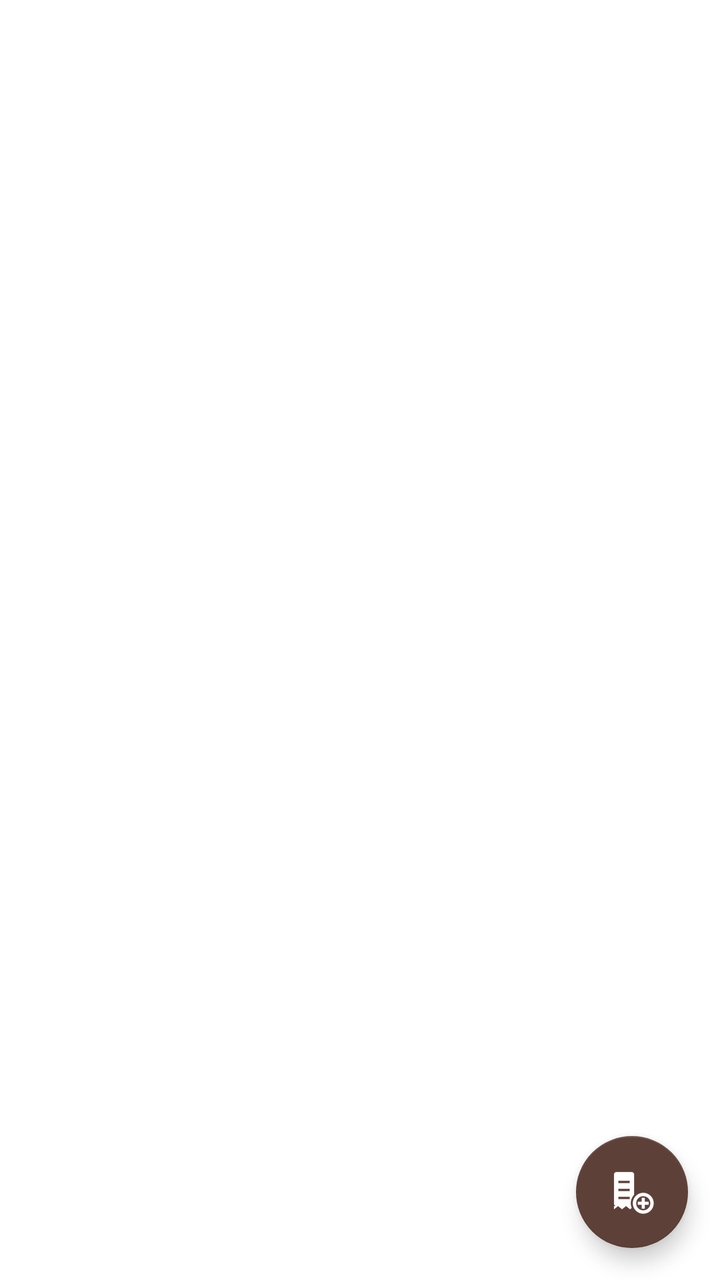
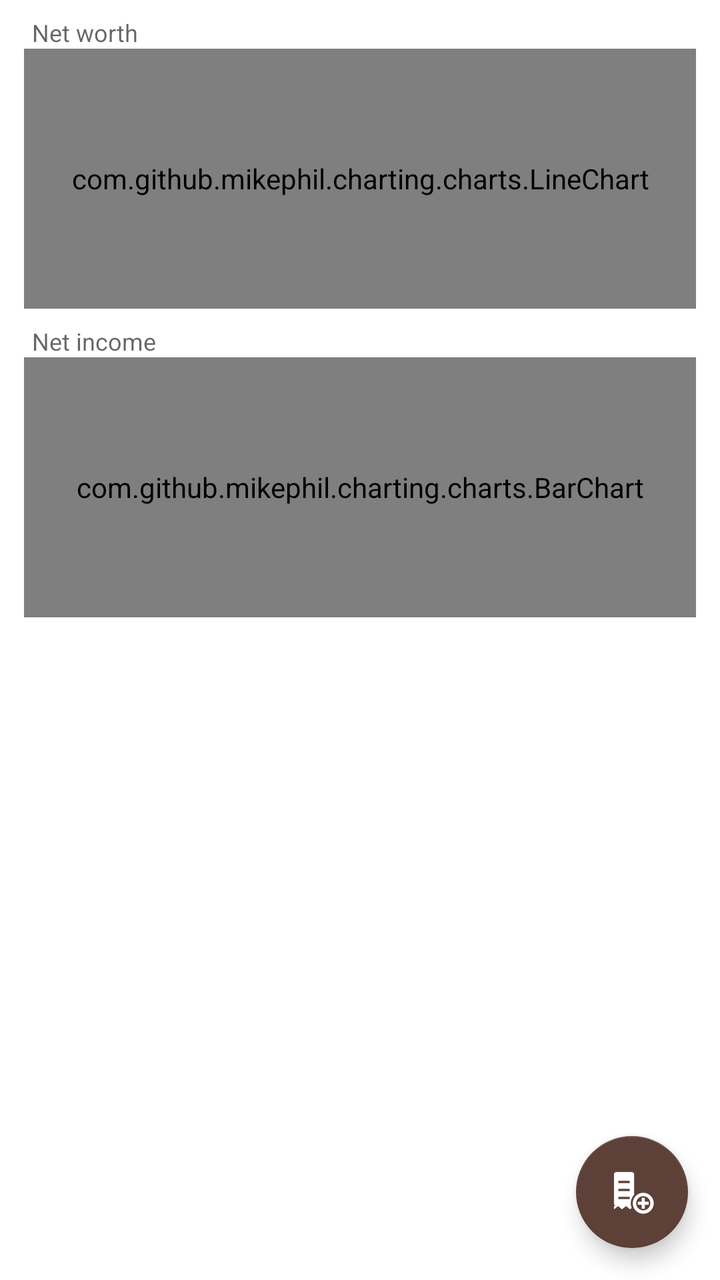

Two renders of the same Android screen: before a commit and after it. Below are the layout's source before the change and the commit's diff.
<!-- AndroidManifest.xml: application theme Theme.Accounting -->
<!-- res/layout/fragment_reports.xml -->
<?xml version="1.0" encoding="utf-8"?>
<FrameLayout xmlns:android="http://schemas.android.com/apk/res/android"
    xmlns:app="http://schemas.android.com/apk/res-auto"
    android:layout_width="match_parent"
    android:layout_height="match_parent">

    <LinearLayout
        android:id="@+id/layout_reports_content"
        android:layout_width="match_parent"
        android:layout_height="match_parent"
        android:orientation="vertical">

        <androidx.recyclerview.widget.RecyclerView
            android:id="@+id/recycler_reports_years"
            android:layout_width="match_parent"
            android:layout_height="wrap_content"
            android:orientation="horizontal"
            android:clipToPadding="false"
            android:paddingTop="16dp"
            android:paddingStart="12dp"
            android:paddingEnd="12dp" />

        <androidx.recyclerview.widget.RecyclerView
            android:id="@+id/recycler_reports_months"
            android:layout_width="match_parent"
            android:layout_height="wrap_content"
            android:orientation="horizontal"
            android:clipToPadding="false"
            android:paddingStart="12dp"
            android:paddingEnd="12dp" />

        <androidx.recyclerview.widget.RecyclerView
            android:id="@+id/recycler_reports_type"
            android:layout_width="match_parent"
            android:layout_height="wrap_content"
            android:orientation="horizontal"
            android:clipToPadding="false"
            android:paddingStart="12dp"
            android:paddingEnd="12dp" />

        <TextView
            android:id="@+id/text_reports_as_of_date"
            android:layout_width="match_parent"
            android:layout_height="wrap_content"
            android:paddingStart="16dp"
            android:paddingEnd="16dp"
            android:paddingTop="8dp"
            android:paddingBottom="8dp"
            android:gravity="center"
            android:textSize="13sp"
            android:textStyle="italic"
            android:textColor="?android:attr/textColorSecondary" />

        <TextView
            android:id="@+id/text_reports_expand_all"
            android:layout_width="wrap_content"
            android:layout_height="wrap_content"
            android:layout_gravity="end"
            android:paddingStart="16dp"
            android:paddingEnd="16dp"
            android:paddingTop="8dp"
            android:paddingBottom="8dp"
            android:textSize="14sp"
            android:textColor="?android:attr/textColorSecondary"
            android:visibility="gone" />

        <androidx.recyclerview.widget.RecyclerView
            android:id="@+id/recycler_reports_content"
            android:layout_width="match_parent"
            android:layout_height="0dp"
            android:layout_weight="1" />

        <HorizontalScrollView
            android:id="@+id/scroll_reports_equity"
            android:layout_width="match_parent"
            android:layout_height="0dp"
            android:layout_weight="1"
            android:visibility="gone">

            <androidx.recyclerview.widget.RecyclerView
                android:id="@+id/recycler_reports_equity"
                android:layout_width="wrap_content"
                android:layout_height="match_parent" />

        </HorizontalScrollView>

    </LinearLayout>

    <TextView
        android:id="@+id/text_empty_reports"
        android:layout_width="wrap_content"
        android:layout_height="wrap_content"
        android:layout_gravity="center"
        android:text="@string/empty_reports"
        android:textColor="?android:attr/textColorSecondary"
        android:visibility="gone" />

    <com.google.android.material.floatingactionbutton.FloatingActionButton
        android:id="@+id/fab_add_transaction"
        android:layout_width="wrap_content"
        android:layout_height="wrap_content"
        android:layout_gravity="bottom|end"
        android:layout_margin="16dp"
        android:contentDescription="@string/title_new_transaction"
        app:srcCompat="@drawable/ic_add_transaction" />

</FrameLayout>
<!-- resources referenced by this layout -->
<resources>
  <!-- drawable ic_add_transaction: png bitmap (drawable-hdpi, 905 bytes) -->
  <string name="empty_reports">No transactions yet</string>
  <string name="title_new_transaction">New Transaction</string>
  <style name="Theme.Accounting" parent="Theme.MaterialComponents.DayNight.NoActionBar">
          <item name="colorPrimary">@color/gold_500</item>
          <item name="colorPrimaryVariant">@color/gold_700</item>
          <item name="colorOnPrimary">@color/white</item>
          <item name="colorSecondary">@color/brown_500</item>
          <item name="colorSecondaryVariant">@color/brown_700</item>
          <item name="colorOnSecondary">@color/white</item>
          <item name="android:statusBarColor" tools:targetApi="21">?attr/colorPrimaryVariant</item>
      </style>
  <color name="gold_500">#B8860B</color>
  <color name="gold_700">#7A5C00</color>
  <color name="white">#FFFFFFFF</color>
  <color name="brown_500">#5D4037</color>
  <color name="brown_700">#4E342E</color>
</resources>

<!-- the commit's change to res/layout/fragment_reports.xml (unified diff, before → after) -->
@@ -4,87 +4,139 @@
     android:layout_width="match_parent"
     android:layout_height="match_parent">
 
-    <LinearLayout
-        android:id="@+id/layout_reports_content"
+    <androidx.core.widget.NestedScrollView
+        android:id="@+id/scroll_reports"
         android:layout_width="match_parent"
         android:layout_height="match_parent"
-        android:orientation="vertical">
+        android:fillViewport="true">
 
-        <androidx.recyclerview.widget.RecyclerView
-            android:id="@+id/recycler_reports_years"
+        <LinearLayout
+            android:id="@+id/layout_reports_content"
             android:layout_width="match_parent"
             android:layout_height="wrap_content"
-            android:orientation="horizontal"
-            android:clipToPadding="false"
-            android:paddingTop="16dp"
-            android:paddingStart="12dp"
-            android:paddingEnd="12dp" />
+            android:orientation="vertical">
 
-        <androidx.recyclerview.widget.RecyclerView
-            android:id="@+id/recycler_reports_months"
-            android:layout_width="match_parent"
-            android:layout_height="wrap_content"
-            android:orientation="horizontal"
-            android:clipToPadding="false"
-            android:paddingStart="12dp"
-            android:paddingEnd="12dp" />
+            <LinearLayout
+                android:id="@+id/layout_trend_charts"
+                android:layout_width="match_parent"
+                android:layout_height="wrap_content"
+                android:orientation="vertical"
+                android:paddingStart="12dp"
+                android:paddingTop="8dp"
+                android:paddingEnd="12dp">
 
-        <androidx.recyclerview.widget.RecyclerView
-            android:id="@+id/recycler_reports_type"
-            android:layout_width="match_parent"
-            android:layout_height="wrap_content"
-            android:orientation="horizontal"
-            android:clipToPadding="false"
-            android:paddingStart="12dp"
-            android:paddingEnd="12dp" />
+                <TextView
+                    android:layout_width="wrap_content"
+                    android:layout_height="wrap_content"
+                    android:paddingStart="4dp"
+                    android:text="@string/trend_net_worth_title"
+                    android:textColor="?android:attr/textColorSecondary"
+                    android:textSize="12sp" />
 
-        <TextView
-            android:id="@+id/text_reports_as_of_date"
-            android:layout_width="match_parent"
-            android:layout_height="wrap_content"
-            android:paddingStart="16dp"
-            android:paddingEnd="16dp"
-            android:paddingTop="8dp"
-            android:paddingBottom="8dp"
-            android:gravity="center"
-            android:textSize="13sp"
-            android:textStyle="italic"
-            android:textColor="?android:attr/textColorSecondary" />
+                <com.github.mikephil.charting.charts.LineChart
+                    android:id="@+id/chart_net_worth"
+                    android:layout_width="match_parent"
+                    android:layout_height="130dp" />
 
-        <TextView
-            android:id="@+id/text_reports_expand_all"
-            android:layout_width="wrap_content"
-            android:layout_height="wrap_content"
-            android:layout_gravity="end"
-            android:paddingStart="16dp"
-            android:paddingEnd="16dp"
-            android:paddingTop="8dp"
-            android:paddingBottom="8dp"
-            android:textSize="14sp"
-            android:textColor="?android:attr/textColorSecondary"
-            android:visibility="gone" />
+                <TextView
+                    android:layout_width="wrap_content"
+                    android:layout_height="wrap_content"
+                    android:paddingStart="4dp"
+                    android:paddingTop="8dp"
+                    android:text="@string/trend_net_income_title"
+                    android:textColor="?android:attr/textColorSecondary"
+                    android:textSize="12sp" />
 
-        <androidx.recyclerview.widget.RecyclerView
-            android:id="@+id/recycler_reports_content"
-            android:layout_width="match_parent"
-            android:layout_height="0dp"
-            android:layout_weight="1" />
-
-        <HorizontalScrollView
-            android:id="@+id/scroll_reports_equity"
-            android:layout_width="match_parent"
-            android:layout_height="0dp"
-            android:layout_weight="1"
-            android:visibility="gone">
+                <com.github.mikephil.charting.charts.BarChart
+                    android:id="@+id/chart_net_income"
+                    android:layout_width="match_parent"
+                    android:layout_height="130dp" />
+            </LinearLayout>
 
             <androidx.recyclerview.widget.RecyclerView
-                android:id="@+id/recycler_reports_equity"
+                android:id="@+id/recycler_reports_years"
+                android:layout_width="match_parent"
+                android:layout_height="wrap_content"
+                android:orientation="horizontal"
+                android:clipToPadding="false"
+                android:paddingTop="16dp"
+                android:paddingStart="12dp"
+                android:paddingEnd="12dp" />
+
+            <androidx.recyclerview.widget.RecyclerView
+                android:id="@+id/recycler_reports_months"
+                android:layout_width="match_parent"
+                android:layout_height="wrap_content"
+                android:orientation="horizontal"
+                android:clipToPadding="false"
+                android:paddingStart="12dp"
+                android:paddingEnd="12dp" />
+
+            <androidx.recyclerview.widget.RecyclerView
+                android:id="@+id/recycler_reports_type"
+                android:layout_width="match_parent"
+                android:layout_height="wrap_content"
+                android:orientation="horizontal"
+                android:clipToPadding="false"
+                android:paddingStart="12dp"
+                android:paddingEnd="12dp" />
+
+            <TextView
+                android:id="@+id/text_reports_as_of_date"
+                android:layout_width="match_parent"
+                android:layout_height="wrap_content"
+                android:paddingStart="16dp"
+                android:paddingEnd="16dp"
+                android:paddingTop="8dp"
+                android:paddingBottom="8dp"
+                android:gravity="center"
+                android:textSize="13sp"
+                android:textStyle="italic"
+                android:textColor="?android:attr/textColorSecondary" />
+
+            <TextView
+                android:id="@+id/text_reports_expand_all"
                 android:layout_width="wrap_content"
-                android:layout_height="match_parent" />
+                android:layout_height="wrap_content"
+                android:layout_gravity="end"
+                android:paddingStart="16dp"
+                android:paddingEnd="16dp"
+                android:paddingTop="8dp"
+                android:paddingBottom="8dp"
+                android:textSize="14sp"
+                android:textColor="?android:attr/textColorSecondary"
+                android:visibility="gone" />
 
-        </HorizontalScrollView>
+            
+            <androidx.recyclerview.widget.RecyclerView
+                android:id="@+id/recycler_reports_content"
+                android:layout_width="match_parent"
+                android:layout_height="wrap_content"
+                android:nestedScrollingEnabled="false"
+                android:overScrollMode="never" />
 
-    </LinearLayout>
+            <HorizontalScrollView
+                android:id="@+id/scroll_reports_equity"
+                android:layout_width="match_parent"
+                android:layout_height="wrap_content"
+                android:visibility="gone">
+
+                <androidx.recyclerview.widget.RecyclerView
+                    android:id="@+id/recycler_reports_equity"
+                    android:layout_width="wrap_content"
+                    android:layout_height="wrap_content"
+                    android:nestedScrollingEnabled="false"
+                    android:overScrollMode="never" />
+
+            </HorizontalScrollView>
+
+            
+            <View
+                android:layout_width="match_parent"
+                android:layout_height="88dp" />
+
+        </LinearLayout>
+    </androidx.core.widget.NestedScrollView>
 
     <TextView
         android:id="@+id/text_empty_reports"
<!-- resource entries referenced after the edit -->
@@ -3,6 +3,8 @@
   <!-- drawable ic_add_transaction: png bitmap (drawable-hdpi, 905 bytes) -->
   <string name="empty_reports">No transactions yet</string>
   <string name="title_new_transaction">New Transaction</string>
+  <string name="trend_net_income_title">Net income</string>
+  <string name="trend_net_worth_title">Net worth</string>
   <style name="Theme.Accounting" parent="Theme.MaterialComponents.DayNight.NoActionBar">
           <item name="colorPrimary">@color/gold_500</item>
           <item name="colorPrimaryVariant">@color/gold_700</item>
